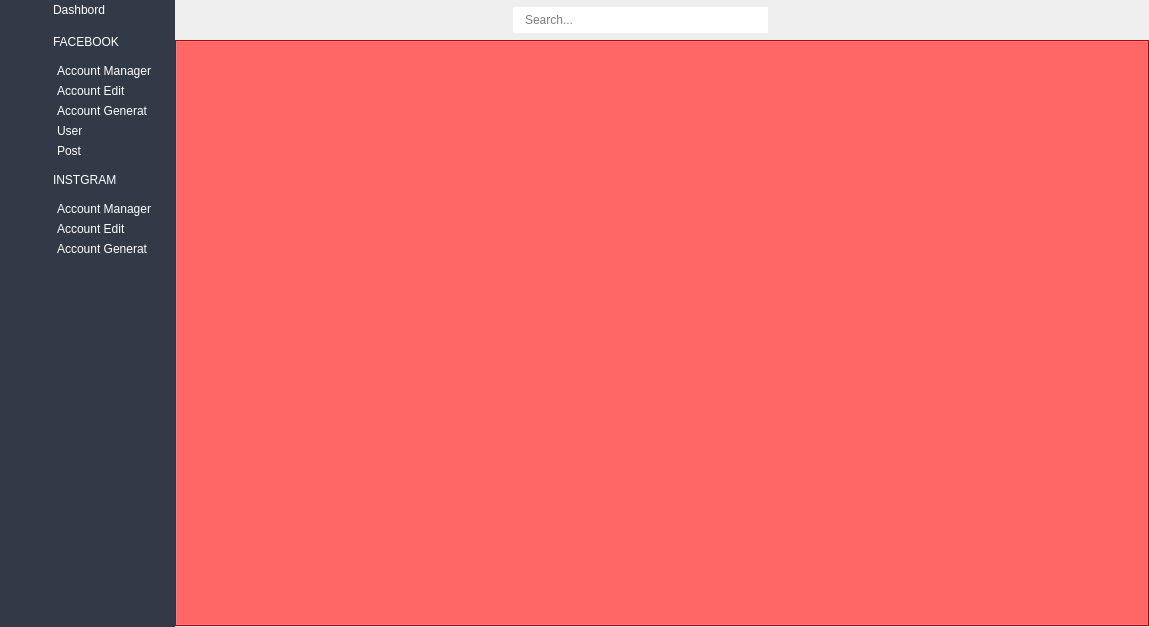
Old version of the form ui/main.ui in the repository kreemkhaled112/GUI.
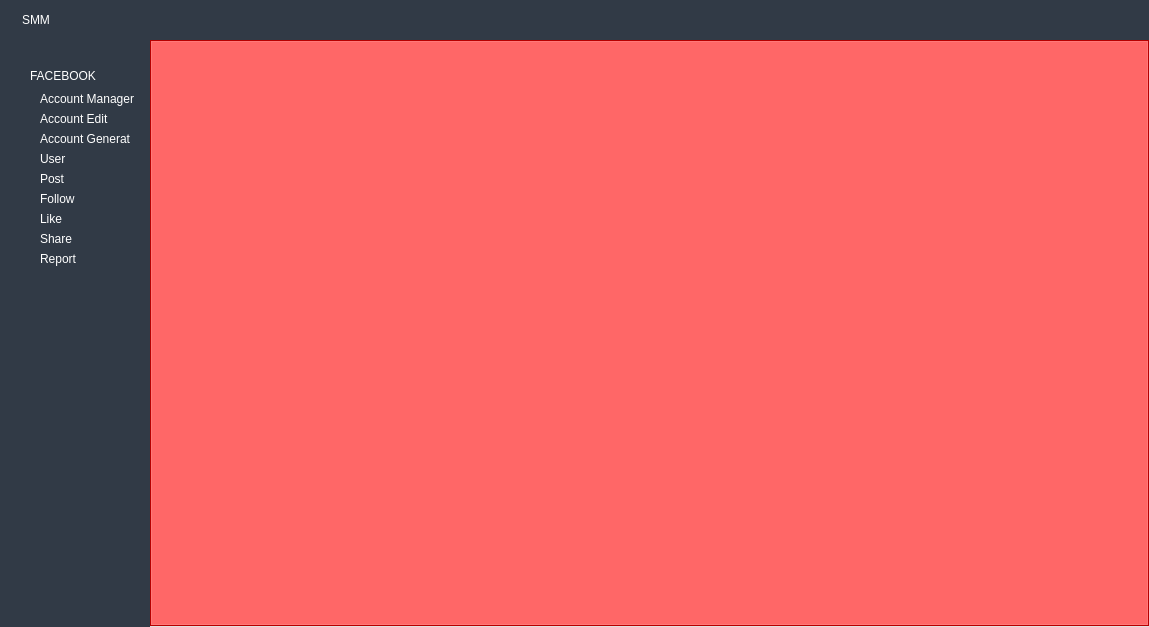
New version of the form. Icons and pictures are not drawn.

Patch:
```diff
--- a/ui/main.ui
+++ b/ui/main.ui
@@ -18,10 +18,10 @@
 		background-color: #313a46;
 		width:50px;
 	}
-#full_menu_widget {
+#full_menu_widget,#widget_tab {
 		background-color: #313a46;
 	}
-#full_menu_widget QPushButton,#label_2 {
+#full_menu_widget QPushButton,#label_2,#label_4 {
 		border:none;
 		text-align: left;
 		color: #ffffff;
@@ -42,23 +42,136 @@
 		width: 30px;
 		height: 30px;
 	}
-#search_input {
-		border: none;
-		padding: 5px 10px;
-	}
-
-	#search_input:focus {
-		background-color: #70B9FE;
-	}
-#user_btn {
-		border: none;
-	}
-#search_btn {
-		border: none;
-	}</string>
+</string>
   </property>
   <widget class="QWidget" name="centralwidget">
-   <layout class="QGridLayout" name="gridLayout_2">
+   <property name="styleSheet">
+    <string notr="true"/>
+   </property>
+   <layout class="QVBoxLayout" name="verticalLayout">
+    <property name="spacing">
+     <number>0</number>
+    </property>
+    <property name="leftMargin">
+     <number>0</number>
+    </property>
+    <property name="topMargin">
+     <number>0</number>
+    </property>
+    <property name="rightMargin">
+     <number>0</number>
+    </property>
+    <property name="bottomMargin">
+     <number>0</number>
+    </property>
+    <item>
+     <widget class="QWidget" name="widget_tab" native="true">
+      <layout class="QHBoxLayout" name="horizontalLayout_2">
+       <item>
+        <layout class="QHBoxLayout" name="horizontalLayout">
+         <item>
+          <widget class="QLabel" name="label_3">
+           <property name="text">
+            <string/>
+           </property>
+           <property name="pixmap">
+            <pixmap resource="../static/resource.qrc">:/icon/icon/logo.ico</pixmap>
+           </property>
+          </widget>
+         </item>
+         <item>
+          <widget class="QLabel" name="label_4">
+           <property name="text">
+            <string>SMM</string>
+           </property>
+          </widget>
+         </item>
+        </layout>
+       </item>
+       <item>
+        <spacer name="horizontalSpacer">
+         <property name="orientation">
+          <enum>Qt::Horizontal</enum>
+         </property>
+         <property name="sizeHint" stdset="0">
+          <size>
+           <width>975</width>
+           <height>20</height>
+          </size>
+         </property>
+        </spacer>
+       </item>
+       <item>
+        <widget class="QPushButton" name="Minimize">
+         <property name="text">
+          <string/>
+         </property>
+         <property name="icon">
+          <iconset resource="../static/resource.qrc">
+           <normaloff>:/icon/icon/minimize.png</normaloff>:/icon/icon/minimize.png</iconset>
+         </property>
+         <property name="flat">
+          <bool>true</bool>
+         </property>
+        </widget>
+       </item>
+       <item>
+        <widget class="QPushButton" name="Maximize">
+         <property name="text">
+          <string/>
+         </property>
+         <property name="icon">
+          <iconset resource="../static/resource.qrc">
+           <normaloff>:/icon/icon/Maximize.png</normaloff>:/icon/icon/Maximize.png</iconset>
+         </property>
+         <property name="flat">
+          <bool>true</bool>
+         </property>
+        </widget>
+       </item>
+       <item>
+        <widget class="QPushButton" name="Close">
+         <property name="styleSheet">
+          <string notr="true">QPushButton:hover {
+	color: rgb(255, 26, 26);
+}</string>
+         </property>
+         <property name="text">
+          <string/>
+         </property>
+         <property name="icon">
+          <iconset resource="../static/resource.qrc">
+           <normaloff>:/icon/icon/close.png</normaloff>:/icon/icon/close.png</iconset>
+         </property>
+         <property name="flat">
+          <bool>true</bool>
+         </property>
+        </widget>
+       </item>
+      </layout>
+     </widget>
+    </item>
+    <item>
+     <widget class="QWidget" name="widget_6" native="true">
+      <layout class="QGridLayout" name="gridLayout_3">
+       <property name="leftMargin">
+        <number>0</number>
+       </property>
+       <property name="topMargin">
+        <number>0</number>
+       </property>
+       <property name="rightMargin">
+        <number>0</number>
+       </property>
+       <property name="bottomMargin">
+        <number>0</number>
+       </property>
+       <property name="spacing">
+        <number>0</number>
+       </property>
+       <item row="0" column="0" alignment="Qt::AlignLeft">
+        <widget class="QWidget" name="widget_7" native="true">
+         <layout class="QGridLayout" name="gridLayout">
     <property name="leftMargin">
      <number>0</number>
     </property>
@@ -85,61 +198,30 @@
       <property name="styleSheet">
        <string notr="true"/>
       </property>
-      <layout class="QVBoxLayout" name="verticalLayout">
+            <layout class="QVBoxLayout" name="verticalLayout_3">
        <property name="spacing">
-        <number>12</number>
+              <number>6</number>
        </property>
        <property name="leftMargin">
-        <number>0</number>
-       </property>
-       <property name="topMargin">
-        <number>0</number>
-       </property>
-       <property name="rightMargin">
         <number>5</number>
        </property>
+             <property name="topMargin">
+              <number>0</number>
+             </property>
+             <property name="rightMargin">
+              <number>0</number>
+             </property>
        <property name="bottomMargin">
-        <number>0</number>
-       </property>
-       <item>
-        <widget class="QLabel" name="logo_label_1">
-         <property name="maximumSize">
-          <size>
-           <width>20</width>
-           <height>20</height>
-          </size>
-         </property>
-         <property name="text">
-          <string/>
-         </property>
-         <property name="pixmap">
-          <pixmap resource="../static/resource.qrc">:/icon/icon/home-2.ico</pixmap>
-         </property>
-         <property name="scaledContents">
-          <bool>true</bool>
-         </property>
-        </widget>
-       </item>
+              <number>9</number>
+             </property>
        <item>
         <widget class="QPushButton" name="pushButton">
-         <property name="maximumSize">
-          <size>
-           <width>20</width>
-           <height>20</height>
-          </size>
-         </property>
          <property name="text">
           <string/>
          </property>
          <property name="icon">
-          <iconset resource="../static/resource.qrc">
-           <normaloff>:/icon/icon/home-2.ico</normaloff>:/icon/icon/home-2.ico</iconset>
-         </property>
-         <property name="iconSize">
-          <size>
-           <width>20</width>
-           <height>20</height>
-          </size>
+                <iconset>
+                 <normaloff>../static/icon/menu.ico</normaloff>../static/icon/menu.ico</iconset>
          </property>
          <property name="checkable">
           <bool>true</bool>
@@ -197,6 +279,25 @@
          </property>
         </spacer>
        </item>
+             <item>
+              <widget class="QLabel" name="label">
+               <property name="maximumSize">
+                <size>
+                 <width>16</width>
+                 <height>16</height>
+                </size>
+               </property>
+               <property name="text">
+                <string/>
+               </property>
+               <property name="pixmap">
+                <pixmap resource="../static/resource.qrc">:/icon/icon/people.png</pixmap>
+               </property>
+               <property name="scaledContents">
+                <bool>true</bool>
+               </property>
+              </widget>
+             </item>
       </layout>
      </widget>
     </item>
@@ -204,13 +305,13 @@
      <widget class="QScrollArea" name="scrollArea">
       <property name="minimumSize">
        <size>
-        <width>150</width>
+              <width>120</width>
         <height>0</height>
        </size>
       </property>
       <property name="maximumSize">
        <size>
-        <width>150</width>
+              <width>120</width>
         <height>16777215</height>
        </size>
       </property>
@@ -227,35 +328,14 @@
         <rect>
          <x>0</x>
          <y>0</y>
-         <width>150</width>
-         <height>627</height>
-        </rect>
-       </property>
-       <layout class="QVBoxLayout" name="verticalLayout_4">
-        <property name="spacing">
-         <number>12</number>
-        </property>
+               <width>120</width>
+               <height>585</height>
+              </rect>
+             </property>
+             <layout class="QGridLayout" name="gridLayout_2">
         <property name="leftMargin">
-         <number>2</number>
-        </property>
-        <property name="topMargin">
          <number>0</number>
         </property>
-        <property name="rightMargin">
-         <number>0</number>
-        </property>
-        <property name="bottomMargin">
-         <number>0</number>
-        </property>
-        <item>
-         <widget class="QWidget" name="widget_2" native="true">
-          <layout class="QHBoxLayout" name="horizontalLayout">
-           <property name="spacing">
-            <number>6</number>
-           </property>
-           <property name="leftMargin">
-            <number>0</number>
-           </property>
            <property name="topMargin">
             <number>0</number>
            </property>
@@ -263,46 +343,11 @@
             <number>0</number>
            </property>
            <property name="bottomMargin">
-            <number>0</number>
-           </property>
-           <item>
-            <widget class="QLabel" name="label">
-             <property name="maximumSize">
-              <size>
-               <width>20</width>
-               <height>20</height>
-              </size>
-             </property>
-             <property name="text">
-              <string/>
-             </property>
-             <property name="pixmap">
-              <pixmap resource="../static/resource.qrc">:/icon/icon/home-1.ico</pixmap>
-             </property>
-             <property name="scaledContents">
-              <bool>true</bool>
-             </property>
-            </widget>
-           </item>
-           <item>
-            <widget class="QLabel" name="logo_label_2">
-             <property name="minimumSize">
-              <size>
-               <width>20</width>
-               <height>20</height>
-              </size>
-             </property>
-             <property name="text">
-              <string>Dashbord</string>
-             </property>
-            </widget>
-           </item>
-          </layout>
-         </widget>
-        </item>
-        <item>
-         <widget class="QWidget" name="widget_3" native="true">
-          <layout class="QHBoxLayout" name="horizontalLayout_2">
+               <number>9</number>
+              </property>
+              <item row="3" column="0">
+               <widget class="QWidget" name="widget_9" native="true">
+                <layout class="QHBoxLayout" name="horizontalLayout_7">
            <property name="spacing">
             <number>6</number>
            </property>
@@ -319,26 +364,7 @@
             <number>0</number>
            </property>
            <item>
-            <widget class="QLabel" name="label_2">
-             <property name="maximumSize">
-              <size>
-               <width>20</width>
-               <height>20</height>
-              </size>
-             </property>
-             <property name="text">
-              <string/>
-             </property>
-             <property name="pixmap">
-              <pixmap resource="../static/resource.qrc">:/icon/icon/home-2.ico</pixmap>
-             </property>
-             <property name="scaledContents">
-              <bool>true</bool>
-             </property>
-            </widget>
-           </item>
-           <item>
-            <widget class="QPushButton" name="pushButton_3">
+                  <widget class="QPushButton" name="pushButton_6">
              <property name="minimumSize">
               <size>
                <width>20</width>
@@ -376,11 +402,44 @@
           </layout>
          </widget>
         </item>
-        <item>
+              <item row="1" column="0">
+               <widget class="QLabel" name="label_5">
+                <property name="minimumSize">
+                 <size>
+                  <width>0</width>
+                  <height>20</height>
+                 </size>
+                </property>
+                <property name="text">
+                 <string/>
+                </property>
+               </widget>
+              </item>
+              <item row="5" column="0">
+               <spacer name="verticalSpacer_4">
+                <property name="orientation">
+                 <enum>Qt::Vertical</enum>
+                </property>
+                <property name="sizeHint" stdset="0">
+                 <size>
+                  <width>20</width>
+                  <height>40</height>
+                 </size>
+                </property>
+               </spacer>
+              </item>
+              <item row="6" column="0">
+               <widget class="QPushButton" name="mac">
+                <property name="text">
+                 <string/>
+                </property>
+               </widget>
+              </item>
+              <item row="4" column="0">
          <widget class="QWidget" name="menu_facebook" native="true">
           <layout class="QVBoxLayout" name="verticalLayout_2">
            <property name="leftMargin">
-            <number>30</number>
+                  <number>10</number>
            </property>
            <property name="topMargin">
             <number>0</number>
@@ -426,300 +485,45 @@
              </property>
             </widget>
            </item>
-          </layout>
-         </widget>
-        </item>
         <item>
-         <widget class="QWidget" name="widget_5" native="true">
-          <layout class="QHBoxLayout" name="horizontalLayout_3">
-           <property name="spacing">
-            <number>6</number>
-           </property>
-           <property name="leftMargin">
-            <number>0</number>
-           </property>
-           <property name="topMargin">
-            <number>0</number>
-           </property>
-           <property name="rightMargin">
-            <number>0</number>
-           </property>
-           <property name="bottomMargin">
-            <number>0</number>
-           </property>
-           <item>
-            <widget class="QLabel" name="label_3">
-             <property name="minimumSize">
-              <size>
-               <width>20</width>
-               <height>20</height>
-              </size>
-             </property>
-             <property name="maximumSize">
-              <size>
-               <width>20</width>
-               <height>20</height>
-              </size>
-             </property>
+                  <widget class="QPushButton" name="Follow_face">
              <property name="text">
-              <string/>
-             </property>
-             <property name="textFormat">
-              <enum>Qt::PlainText</enum>
-             </property>
-             <property name="pixmap">
-              <pixmap resource="../static/resource.qrc">:/icon/icon/home-2.ico</pixmap>
-             </property>
-             <property name="scaledContents">
-              <bool>true</bool>
-             </property>
-            </widget>
-           </item>
-           <item alignment="Qt::AlignVCenter">
-            <widget class="QPushButton" name="pushButton_8">
-             <property name="minimumSize">
-              <size>
-               <width>20</width>
-               <height>20</height>
-              </size>
-             </property>
-             <property name="layoutDirection">
-              <enum>Qt::RightToLeft</enum>
-             </property>
-             <property name="text">
-              <string>INSTGRAM</string>
-             </property>
-             <property name="icon">
-              <iconset resource="../static/resource.qrc">
-               <normaloff>:/icon/icon/arrow-3.ico</normaloff>
-               <normalon>:/icon/icon/arrow-4.ico</normalon>:/icon/icon/arrow-3.ico</iconset>
-             </property>
-             <property name="iconSize">
-              <size>
-               <width>20</width>
-               <height>20</height>
-              </size>
-             </property>
-             <property name="checkable">
-              <bool>true</bool>
-             </property>
-             <property name="checked">
-              <bool>false</bool>
-             </property>
-             <property name="autoExclusive">
-              <bool>true</bool>
-             </property>
-            </widget>
-           </item>
-          </layout>
-         </widget>
-        </item>
+                    <string>Follow</string>
+                   </property>
+                  </widget>
+                 </item>
         <item>
-         <widget class="QWidget" name="menu_insta" native="true">
-          <layout class="QVBoxLayout" name="verticalLayout_3" stretch="0,0,0">
-           <property name="leftMargin">
-            <number>30</number>
-           </property>
-           <property name="topMargin">
-            <number>0</number>
-           </property>
-           <property name="rightMargin">
-            <number>0</number>
-           </property>
-           <property name="bottomMargin">
-            <number>0</number>
-           </property>
-           <item>
-            <widget class="QPushButton" name="Account_Manger_insta">
+                  <widget class="QPushButton" name="Like_face">
              <property name="text">
-              <string>Account Manager</string>
+                    <string>Like</string>
              </property>
             </widget>
            </item>
            <item>
-            <widget class="QPushButton" name="Account_Edit_insta">
+                  <widget class="QPushButton" name="Share_face">
              <property name="text">
-              <string>Account Edit</string>
+                    <string>Share</string>
              </property>
             </widget>
            </item>
            <item>
-            <widget class="QPushButton" name="Account_Generat_insta">
+                  <widget class="QPushButton" name="Report_face">
              <property name="text">
-              <string>Account Generat</string>
+                    <string>Report</string>
              </property>
             </widget>
            </item>
           </layout>
          </widget>
         </item>
-        <item>
-         <spacer name="verticalSpacer_2">
-          <property name="orientation">
-           <enum>Qt::Vertical</enum>
-          </property>
-          <property name="sizeHint" stdset="0">
-           <size>
-            <width>20</width>
-            <height>40</height>
-           </size>
-          </property>
-         </spacer>
-        </item>
        </layout>
       </widget>
      </widget>
     </item>
-    <item row="0" column="2">
-     <widget class="QWidget" name="main_widget" native="true">
-      <layout class="QGridLayout" name="gridLayout_3">
-       <property name="leftMargin">
-        <number>0</number>
-       </property>
-       <property name="topMargin">
-        <number>0</number>
-       </property>
-       <property name="rightMargin">
-        <number>0</number>
-       </property>
-       <property name="bottomMargin">
-        <number>0</number>
-       </property>
-       <property name="horizontalSpacing">
-        <number>3</number>
-       </property>
-       <property name="verticalSpacing">
-        <number>0</number>
-       </property>
-       <item row="0" column="0">
-        <widget class="QWidget" name="widget_4" native="true">
-         <layout class="QGridLayout" name="gridLayout">
-          <property name="leftMargin">
-           <number>0</number>
-          </property>
-          <property name="topMargin">
-           <number>0</number>
-          </property>
-          <property name="rightMargin">
-           <number>0</number>
-          </property>
-          <property name="bottomMargin">
-           <number>0</number>
-          </property>
-          <property name="spacing">
-           <number>0</number>
-          </property>
-          <item row="0" column="0">
-           <widget class="QWidget" name="widget" native="true">
-            <property name="minimumSize">
-             <size>
-              <width>0</width>
-              <height>40</height>
-             </size>
-            </property>
-            <layout class="QHBoxLayout" name="horizontalLayout_5">
-             <property name="spacing">
-              <number>0</number>
-             </property>
-             <property name="leftMargin">
-              <number>0</number>
-             </property>
-             <property name="topMargin">
-              <number>0</number>
-             </property>
-             <property name="rightMargin">
-              <number>9</number>
-             </property>
-             <property name="bottomMargin">
-              <number>0</number>
-             </property>
-             <item>
-              <widget class="QPushButton" name="change_btn">
-               <property name="text">
-                <string/>
-               </property>
-               <property name="icon">
-                <iconset resource="../static/resource.qrc">
-                 <normaloff>:/icon/icon/arrow-2.ico</normaloff>
-                 <normalon>:/icon/icon/arrow-1.ico</normalon>:/icon/icon/arrow-2.ico</iconset>
-               </property>
-               <property name="iconSize">
-                <size>
-                 <width>14</width>
-                 <height>14</height>
-                </size>
-               </property>
-               <property name="checkable">
-                <bool>true</bool>
-               </property>
-              </widget>
-             </item>
-             <item>
-              <spacer name="horizontalSpacer_2">
-               <property name="orientation">
-                <enum>Qt::Horizontal</enum>
-               </property>
-               <property name="sizeHint" stdset="0">
-                <size>
-                 <width>236</width>
-                 <height>20</height>
-                </size>
-               </property>
-              </spacer>
-             </item>
-             <item>
-              <layout class="QHBoxLayout" name="horizontalLayout_6">
-               <property name="spacing">
-                <number>10</number>
-               </property>
-               <item>
-                <widget class="QLineEdit" name="search_input">
-                 <property name="placeholderText">
-                  <string>Search...</string>
-                 </property>
-                </widget>
-               </item>
-               <item>
-                <widget class="QPushButton" name="search_btn">
-                 <property name="text">
-                  <string/>
-                 </property>
-                 <property name="icon">
-                  <iconset resource="../static/resource.qrc">
-                   <normaloff>:/icon/icon/search.ico</normaloff>:/icon/icon/search.ico</iconset>
-                 </property>
-                </widget>
-               </item>
-              </layout>
-             </item>
-             <item>
-              <spacer name="horizontalSpacer_3">
-               <property name="orientation">
-                <enum>Qt::Horizontal</enum>
-               </property>
-               <property name="sizeHint" stdset="0">
-                <size>
-                 <width>236</width>
-                 <height>20</height>
-                </size>
-               </property>
-              </spacer>
-             </item>
-             <item>
-              <widget class="QPushButton" name="user_btn">
-               <property name="text">
-                <string/>
-               </property>
-               <property name="icon">
-                <iconset resource="../static/resource.qrc">
-                 <normaloff>:/icon/icon/user.ico</normaloff>:/icon/icon/user.ico</iconset>
-               </property>
-              </widget>
-             </item>
-            </layout>
-           </widget>
-          </item>
-          <item row="1" column="0">
+         </layout>
+        </widget>
+       </item>
+       <item row="0" column="1">
            <widget class="QTabWidget" name="tabWidget">
             <property name="styleSheet">
              <string notr="true">#tabWidget {
@@ -766,9 +570,6 @@
        </item>
       </layout>
      </widget>
-    </item>
-   </layout>
-  </widget>
  </widget>
  <resources>
   <include location="../static/resource.qrc"/>
```
Left out of the diff: 136 changed lines with no effect on the pictures. Lines whose indentation alone changed are shown as unchanged.
